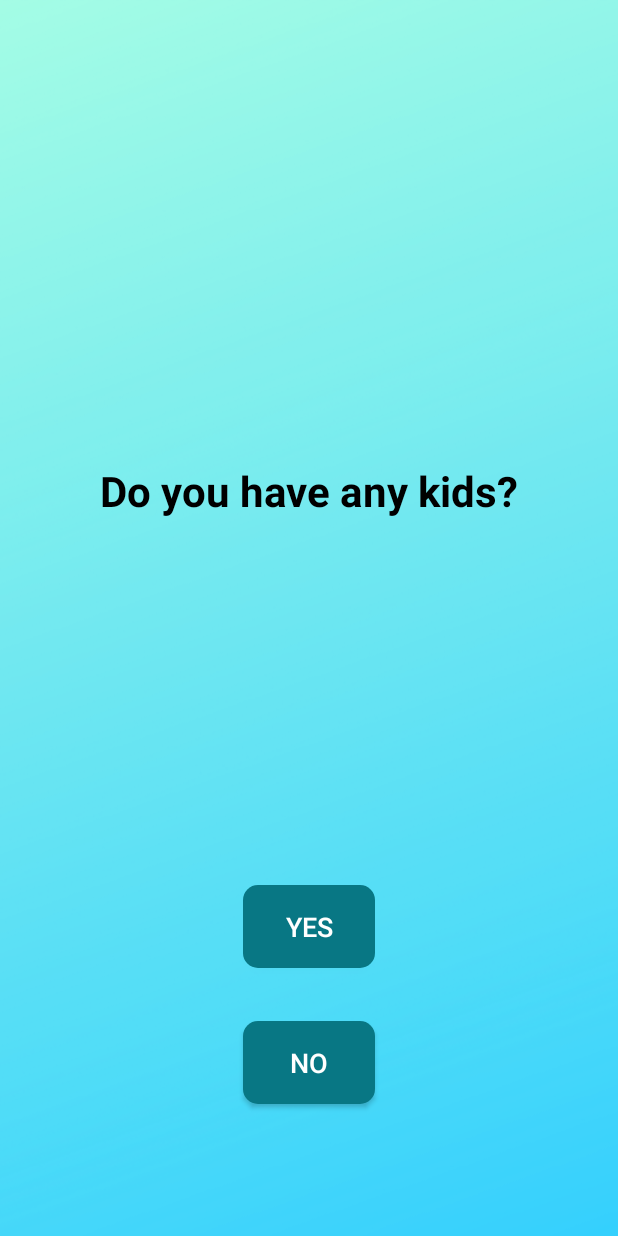
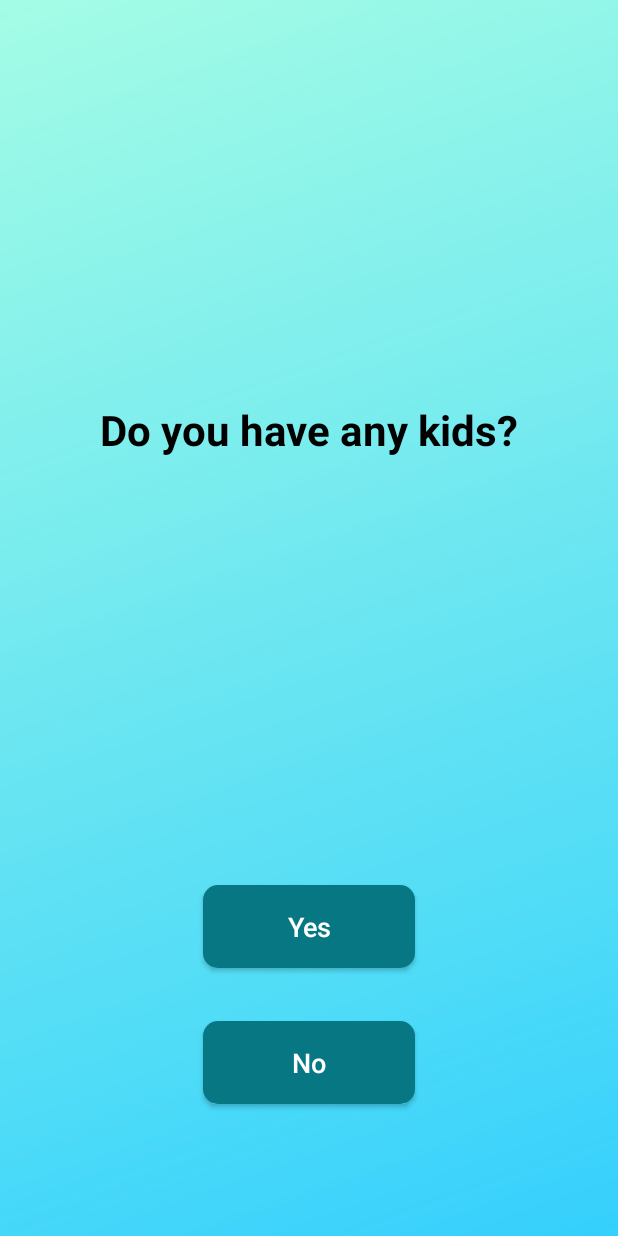
Before and after one commit to Huiying-Luo/MP19-TYTN-ServiceDiscovery, an Android app: the QKidsActivity screen opened directly, with no data from a screen before it, on a phone screen of 412 x 824 dp. Run offline under Robolectric (Android 15) with nearby library versions, the phone set to English and light mode, and no system bars; Roboto replaces fonts that are not available here.

Commit message:
Update Survey Screen UI

```diff
--- a/app/src/main/res/layout/activity_introduction.xml
+++ b/app/src/main/res/layout/activity_introduction.xml
@@ -39,10 +39,12 @@
 
     <Button
         android:id="@+id/intro_startButton"
-        android:layout_width="wrap_content"
+        android:layout_width="match_parent"
         android:layout_height="wrap_content"
         android:layout_gravity="center_horizontal"
         android:layout_marginBottom="88dp"
+        android:layout_marginLeft="135dp"
+        android:layout_marginRight="135dp"
         android:background="@drawable/button_background"
         android:paddingLeft="20dp"
         android:paddingTop="15dp"
@@ -51,6 +53,7 @@
         android:text="Start"
         android:textColor="@android:color/white"
         android:textSize="18sp"
+        android:textAllCaps="false"
         app:layout_constraintBottom_toBottomOf="parent"
         app:layout_constraintEnd_toEndOf="parent"
         app:layout_constraintStart_toStartOf="parent" />
--- a/app/src/main/res/layout/activity_q_english.xml
+++ b/app/src/main/res/layout/activity_q_english.xml
@@ -10,7 +10,7 @@
     <TextView
         android:layout_width="match_parent"
         android:layout_height="wrap_content"
-        android:layout_marginTop="216dp"
+        android:layout_marginTop="200dp"
         android:gravity="center_horizontal"
         android:text="What do you think of \nyour English？"
         android:textAlignment="center"
@@ -36,6 +36,7 @@
         android:text="Basic"
         android:textColor="@android:color/white"
         android:textSize="18sp"
+        android:textAllCaps="false"
         app:layout_constraintBottom_toTopOf="@+id/question_eglish_intermediate"
         app:layout_constraintEnd_toEndOf="parent"
         app:layout_constraintStart_toStartOf="parent" />
@@ -54,6 +55,7 @@
         android:text="Intermediate"
         android:textColor="@android:color/white"
         android:textSize="18sp"
+        android:textAllCaps="false"
         app:layout_constraintBottom_toTopOf="@+id/question_eglish_advanced"
         app:layout_constraintEnd_toEndOf="parent"
         app:layout_constraintStart_toStartOf="parent" />
@@ -72,6 +74,7 @@
         android:text="Advanced"
         android:textColor="@android:color/white"
         android:textSize="18sp"
+        android:textAllCaps="false"
         app:layout_constraintBottom_toBottomOf="parent"
         app:layout_constraintEnd_toEndOf="parent"
         app:layout_constraintHorizontal_bias="0.0"
--- a/app/src/main/res/layout/activity_q_kids.xml
+++ b/app/src/main/res/layout/activity_q_kids.xml
@@ -10,7 +10,7 @@
     <TextView
         android:layout_width="match_parent"
         android:layout_height="wrap_content"
-        android:layout_marginTop="250dp"
+        android:layout_marginTop="200dp"
         android:text="Do you have any kids?"
         android:textAlignment="center"
         android:textColor="@android:color/black"
@@ -26,10 +26,12 @@
 
     <Button
         android:id="@+id/Q1_yes_Button"
-        android:layout_width="wrap_content"
+        android:layout_width="match_parent"
         android:layout_height="wrap_content"
         android:layout_gravity="center_horizontal"
         android:layout_marginBottom="35dp"
+        android:layout_marginLeft="135dp"
+        android:layout_marginRight="135dp"
         android:background="@drawable/button_background"
         android:paddingLeft="20dp"
         android:paddingTop="15dp"
@@ -38,16 +40,19 @@
         android:text="Yes"
         android:textColor="@android:color/white"
         android:textSize="18sp"
+        android:textAllCaps="false"
         app:layout_constraintBottom_toTopOf="@+id/Q1_no_Button"
         app:layout_constraintEnd_toEndOf="parent"
         app:layout_constraintStart_toStartOf="parent" />
 
     <Button
         android:id="@+id/Q1_no_Button"
-        android:layout_width="wrap_content"
+        android:layout_width="match_parent"
         android:layout_height="wrap_content"
         android:layout_gravity="center_horizontal"
         android:layout_marginBottom="88dp"
+        android:layout_marginLeft="135dp"
+        android:layout_marginRight="135dp"
         android:background="@drawable/button_background"
         android:paddingLeft="20dp"
         android:paddingTop="15dp"
@@ -56,6 +61,7 @@
         android:text="No"
         android:textColor="@android:color/white"
         android:textSize="18sp"
+        android:textAllCaps="false"
         app:layout_constraintBottom_toBottomOf="parent"
         app:layout_constraintEnd_toEndOf="parent"
         app:layout_constraintStart_toStartOf="parent" />
--- a/app/src/main/res/layout/activity_q_school.xml
+++ b/app/src/main/res/layout/activity_q_school.xml
@@ -99,10 +99,12 @@
 
     <Button
         android:id="@+id/question_school_nextButton"
-        android:layout_width="wrap_content"
+        android:layout_width="match_parent"
         android:layout_height="wrap_content"
         android:layout_gravity="center_horizontal"
         android:layout_marginBottom="88dp"
+        android:layout_marginLeft="135dp"
+        android:layout_marginRight="135dp"
         android:background="@drawable/button_background"
         android:paddingLeft="20dp"
         android:paddingTop="15dp"
@@ -111,6 +113,7 @@
         android:text="Next"
         android:textColor="@android:color/white"
         android:textSize="18sp"
+        android:textAllCaps="false"
         app:layout_constraintBottom_toBottomOf="parent"
         app:layout_constraintEnd_toEndOf="parent"
         app:layout_constraintHorizontal_bias="0.498"
```
Also changed, not shown: app/src/main/res/layout/activity_q_address.xml (+5 -2 lines).
